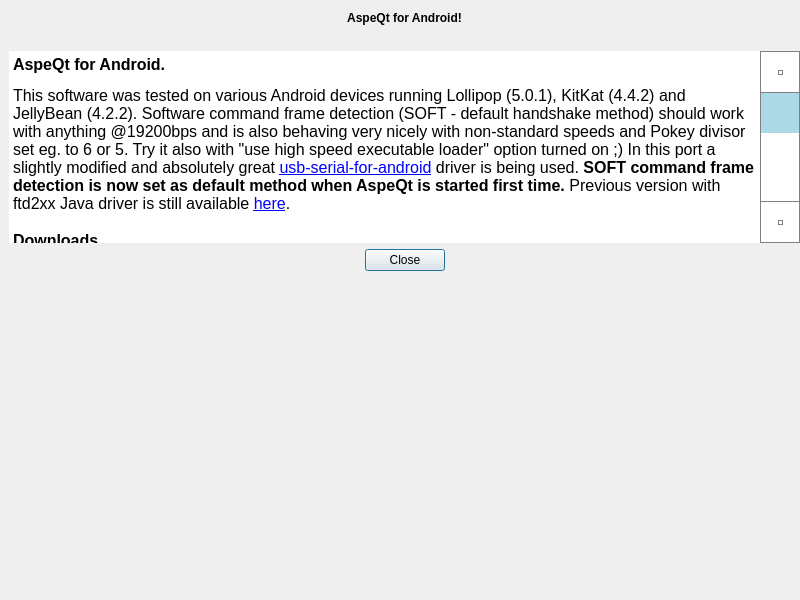
Above: aboutdialog.ui from greblus/aspeqt before the change. Below: the same form after it.
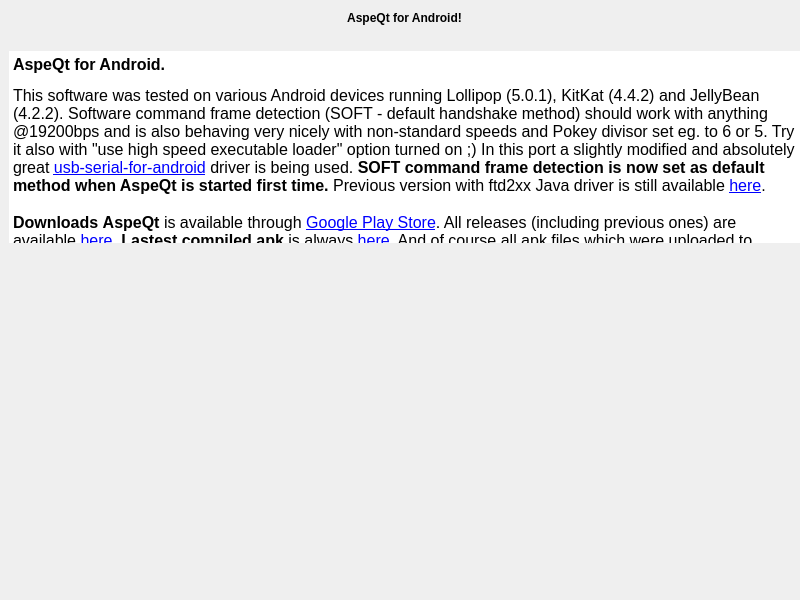
That is the form after the change.

Commit message: Single finger scroll. Added QScroller to optionsdialog, aboutdialog and users manual windows.

```diff
--- a/aboutdialog.ui
+++ b/aboutdialog.ui
@@ -48,22 +48,6 @@
      </property>
     </widget>
    </item>
-   <item row="5" column="0">
-    <widget class="QDialogButtonBox" name="buttonBox">
-     <property name="locale">
-      <locale language="English" country="UnitedStates"/>
-     </property>
-     <property name="orientation">
-      <enum>Qt::Horizontal</enum>
-     </property>
-     <property name="standardButtons">
-      <set>QDialogButtonBox::Close</set>
-     </property>
-     <property name="centerButtons">
-      <bool>true</bool>
-     </property>
-    </widget>
-   </item>
    <item row="1" column="0">
     <widget class="QLabel" name="versionLabel">
      <property name="sizePolicy">
@@ -92,7 +76,7 @@
      </property>
     </widget>
    </item>
-   <item row="6" column="0">
+   <item row="5" column="0">
     <spacer name="verticalSpacer">
      <property name="orientation">
       <enum>Qt::Vertical</enum>
@@ -155,7 +139,7 @@
       <enum>QFrame::NoFrame</enum>
      </property>
      <property name="verticalScrollBarPolicy">
-      <enum>Qt::ScrollBarAlwaysOn</enum>
+      <enum>Qt::ScrollBarAlwaysOff</enum>
      </property>
      <property name="horizontalScrollBarPolicy">
       <enum>Qt::ScrollBarAlwaysOff</enum>
@@ -167,18 +151,18 @@
 &lt;/style&gt;&lt;/head&gt;&lt;body style=&quot; font-family:'MS Shell Dlg 2'; font-size:8.25pt; font-weight:400; font-style:normal;&quot;&gt;
 &lt;p style=&quot; margin-top:18px; margin-bottom:12px; margin-left:0px; margin-right:0px; -qt-block-indent:0; text-indent:0px;&quot;&gt;&lt;span style=&quot; font-size:12pt; font-weight:600;&quot;&gt;AspeQt for Android.&lt;/span&gt;&lt;/p&gt;
 &lt;p style=&quot; margin-top:0px; margin-bottom:0px; margin-left:0px; margin-right:0px; -qt-block-indent:0; text-indent:0px;&quot;&gt;&lt;span style=&quot; font-size:12pt;&quot;&gt;This software was tested on various Android devices running Lollipop (5.0.1), KitKat (4.4.2) and JellyBean (4.2.2). Software command frame detection (SOFT - default handshake method) should work with anything @19200bps and is also behaving very nicely with non-standard speeds and Pokey divisor set eg. to 6 or 5. Try it also with &amp;quot;use high speed executable loader&amp;quot; option turned on ;) In this port a slightly modified and absolutely great &lt;/span&gt;&lt;a href=&quot;https://github.com/greblus/usb-serial-for-android&quot;&gt;&lt;span style=&quot; font-size:12pt; text-decoration: underline; color:#0000ff;&quot;&gt;usb-serial-for-android&lt;/span&gt;&lt;/a&gt;&lt;span style=&quot; font-size:12pt;&quot;&gt; driver is being used. &lt;/span&gt;&lt;span style=&quot; font-size:12pt; font-weight:600;&quot;&gt;SOFT command frame detection is now set as default method when AspeQt is started first time.&lt;/span&gt;&lt;span style=&quot; font-size:12pt;&quot;&gt; Previous version with ftd2xx Java driver is still available &lt;/span&gt;&lt;a href=&quot;https://github.com/greblus/aspeqt/tree/ftd2xx&quot;&gt;&lt;span style=&quot; font-size:12pt; text-decoration: underline; color:#0000ff;&quot;&gt;here&lt;/span&gt;&lt;/a&gt;&lt;span style=&quot; font-size:12pt;&quot;&gt;. &lt;/span&gt;&lt;/p&gt;
-&lt;p style=&quot; margin-top:18px; margin-bottom:12px; margin-left:0px; margin-right:0px; -qt-block-indent:0; text-indent:0px;&quot;&gt;&lt;span style=&quot; font-size:12pt; font-weight:600;&quot;&gt;Downloads&lt;/span&gt;&lt;span style=&quot; font-size:12pt;&quot;&gt; &lt;/span&gt;&lt;/p&gt;
-&lt;p style=&quot; margin-top:18px; margin-bottom:12px; margin-left:0px; margin-right:0px; -qt-block-indent:0; text-indent:0px;&quot;&gt;&lt;span style=&quot; font-size:12pt; font-weight:600;&quot;&gt;AspeQt&lt;/span&gt;&lt;span style=&quot; font-size:12pt;&quot;&gt; is available through &lt;/span&gt;&lt;a href=&quot;https://play.google.com/store/search?q=aspeqt&quot;&gt;&lt;span style=&quot; font-size:12pt; text-decoration: underline; color:#0000ff;&quot;&gt;Google Play Store&lt;/span&gt;&lt;/a&gt;&lt;span style=&quot; font-size:12pt;&quot;&gt;. All releases (including previous ones) are available &lt;/span&gt;&lt;a href=&quot;https://github.com/greblus/aspeqt/releases&quot;&gt;&lt;span style=&quot; font-size:12pt; text-decoration: underline; color:#0000ff;&quot;&gt;here&lt;/span&gt;&lt;/a&gt;&lt;span style=&quot; font-size:12pt;&quot;&gt;. &lt;/span&gt;&lt;span style=&quot; font-size:12pt; font-weight:600;&quot;&gt;Lastest compiled apk&lt;/span&gt;&lt;span style=&quot; font-size:12pt;&quot;&gt; is always &lt;/span&gt;&lt;a href=&quot;https://github.com/greblus/aspeqt/raw/android/android/apk/aspeqt.apk&quot;&gt;&lt;span style=&quot; font-size:12pt; text-decoration: underline; color:#0000ff;&quot;&gt;here&lt;/span&gt;&lt;/a&gt;&lt;span style=&quot; font-size:12pt;&quot;&gt;. And of course all apk files which were uploaded to android/apk can be found in the repo (there is a &amp;quot;Browse Files&amp;quot; button which will show you a snapshot of the repository at a time of the particular commit). What doesn't work yet? Loading atr files stalls occassionally in DSR handshaking mode. Haven't noticed it in SOFT mode. Hopefully Will fix it soon. &lt;/span&gt;&lt;/p&gt;
+&lt;p style=&quot; margin-top:18px; margin-bottom:12px; margin-left:0px; margin-right:0px; -qt-block-indent:0; text-indent:0px;&quot;&gt;&lt;span style=&quot; font-size:12pt; font-weight:600;&quot;&gt;Downloads&lt;/span&gt;&lt;span style=&quot; font-size:12pt;&quot;&gt; &lt;/span&gt;&lt;span style=&quot; font-size:12pt; font-weight:600;&quot;&gt;AspeQt&lt;/span&gt;&lt;span style=&quot; font-size:12pt;&quot;&gt; is available through &lt;/span&gt;&lt;a href=&quot;https://play.google.com/store/search?q=aspeqt&quot;&gt;&lt;span style=&quot; font-size:12pt; text-decoration: underline; color:#0000ff;&quot;&gt;Google Play Store&lt;/span&gt;&lt;/a&gt;&lt;span style=&quot; font-size:12pt;&quot;&gt;. All releases (including previous ones) are available &lt;/span&gt;&lt;a href=&quot;https://github.com/greblus/aspeqt/releases&quot;&gt;&lt;span style=&quot; font-size:12pt; text-decoration: underline; color:#0000ff;&quot;&gt;here&lt;/span&gt;&lt;/a&gt;&lt;span style=&quot; font-size:12pt;&quot;&gt;. &lt;/span&gt;&lt;span style=&quot; font-size:12pt; font-weight:600;&quot;&gt;Lastest compiled apk&lt;/span&gt;&lt;span style=&quot; font-size:12pt;&quot;&gt; is always &lt;/span&gt;&lt;a href=&quot;https://github.com/greblus/aspeqt/raw/android/android/apk/aspeqt.apk&quot;&gt;&lt;span style=&quot; font-size:12pt; text-decoration: underline; color:#0000ff;&quot;&gt;here&lt;/span&gt;&lt;/a&gt;&lt;span style=&quot; font-size:12pt;&quot;&gt;. And of course all apk files which were uploaded to android/apk can be found in the repo (there is a &amp;quot;Browse Files&amp;quot; button which will show you a snapshot of the repository at a time of the particular commit). What doesn't work yet? Loading atr files stalls occassionally in DSR handshaking mode. Haven't noticed it in SOFT mode. Hopefully Will fix it soon. &lt;/span&gt;&lt;/p&gt;
 &lt;p style=&quot; margin-top:18px; margin-bottom:12px; margin-left:0px; margin-right:0px; -qt-block-indent:0; text-indent:0px;&quot;&gt;&lt;span style=&quot; font-size:12pt; font-weight:600;&quot;&gt;What's necessary to use it:&lt;/span&gt;&lt;span style=&quot; font-size:12pt;&quot;&gt; &lt;/span&gt;&lt;/p&gt;
-&lt;ul style=&quot;margin-top: 0px; margin-bottom: 0px; margin-left: 0px; margin-right: 0px; -qt-list-indent: 1;&quot;&gt;&lt;li style=&quot; font-size:8pt;&quot; style=&quot; margin-top:12px; margin-bottom:0px; margin-left:0px; margin-right:0px; -qt-block-indent:0; text-indent:0px;&quot;&gt;&lt;span style=&quot; font-size:12pt;&quot;&gt;Android device with USB Host Support. Check USB Host Support with this tool. &lt;/span&gt;&lt;/li&gt;
-&lt;li style=&quot; font-size:12pt;&quot; style=&quot; margin-top:0px; margin-bottom:0px; margin-left:0px; margin-right:0px; -qt-block-indent:0; text-indent:0px;&quot;&gt;OTG cable. &lt;/li&gt;
-&lt;li style=&quot; font-size:12pt;&quot; style=&quot; margin-top:0px; margin-bottom:0px; margin-left:0px; margin-right:0px; -qt-block-indent:0; text-indent:0px;&quot;&gt;Sio2PC-USB converter. I recommend &lt;a href=&quot;http://lotharek.pl/product.php?pid=98&quot;&gt;&lt;span style=&quot; text-decoration: underline; color:#0000ff;&quot;&gt;this one made by Lotharek&lt;/span&gt;&lt;/a&gt;.&lt;/li&gt;
-&lt;li style=&quot; font-size:12pt;&quot; style=&quot; margin-top:0px; margin-bottom:0px; margin-left:0px; margin-right:0px; -qt-block-indent:0; text-indent:0px;&quot;&gt;AspeQt for Android should work on anything starting from 3.1. I've tested it on Lark FreeMe 8&amp;quot; Android 4.2.2 tablet, Kazam 345 &amp;amp; Kazam Tornado phones with KitKat 4.4, Lenovo Tab 2 A10-70L and Lenovo Tab 2 A7 tablets with Lollipop 5.0.1&lt;/li&gt;
-&lt;li style=&quot; font-size:12pt;&quot; style=&quot; margin-top:0px; margin-bottom:0px; margin-left:0px; margin-right:0px; -qt-block-indent:0; text-indent:0px;&quot;&gt;&lt;span style=&quot; font-weight:600;&quot;&gt;No root necessary.&lt;/span&gt;&lt;/li&gt;
-&lt;li style=&quot; font-size:12pt;&quot; style=&quot; margin-top:0px; margin-bottom:0px; margin-left:0px; margin-right:0px; -qt-block-indent:0; text-indent:0px;&quot;&gt;&lt;span style=&quot; font-weight:600;&quot;&gt;No drivers necessary.&lt;/span&gt; usb-serial-for-android java driver is in the package.&lt;/li&gt;
-&lt;li style=&quot; font-size:12pt;&quot; style=&quot; margin-top:0px; margin-bottom:12px; margin-left:0px; margin-right:0px; -qt-block-indent:0; text-indent:0px;&quot;&gt;After you connect the SIO2PC-USB to your Android device it'll automatically launch AspeQt. If you have SIO2PC-USB from Lotharek, select SOFT or DSR flow control method and set speed to 19200bps first, to see if it works at all. Feel free to experiment with higher speeds and Pokey divisors (HiSpeed OS, SDX or Qmeg is required for fast SIO routines).&lt;/li&gt;&lt;/ul&gt;
+&lt;ul style=&quot;margin-top: 0px; margin-bottom: 0px; margin-left: 0px; margin-right: 0px; -qt-list-indent: 1;&quot;&gt;&lt;li style=&quot; font-size:12pt;&quot; style=&quot; margin-top:12px; margin-bottom:0px; margin-left:0px; margin-right:0px; -qt-block-indent:0; text-indent:0px;&quot;&gt;Android device with USB Host Support. Check USB Host Support with this tool. &lt;/li&gt;
+&lt;li style=&quot; font-size:12pt;&quot; style=&quot; margin-top:0px; margin-bottom:0px; margin-left:0px; margin-right:0px; -qt-block-indent:0; text-indent:0px;&quot;&gt;OTG cable&lt;/li&gt;
+&lt;p style=&quot; margin-top:0px; margin-bottom:0px; margin-left:0px; margin-right:0px; -qt-block-indent:1; text-indent:0px;&quot;&gt;&lt;span style=&quot; font-size:12pt;&quot;&gt;. &lt;/span&gt;&lt;/p&gt;
+&lt;li style=&quot; font-size:12pt;&quot; style=&quot; margin-top:0px; margin-bottom:0px; margin-left:0px; margin-right:0px; -qt-block-indent:0; text-indent:0px;&quot;&gt;Sio2PC-USB converter. I recommend &lt;a href=&quot;http://lotharek.pl/product.php?pid=98&quot;&gt;&lt;span style=&quot; text-decoration: underline; color:#0000ff;&quot;&gt;this one made by Lotharek&lt;/span&gt;&lt;/a&gt;. &lt;/li&gt;
+&lt;li style=&quot; font-size:12pt;&quot; style=&quot; margin-top:0px; margin-bottom:0px; margin-left:0px; margin-right:0px; -qt-block-indent:0; text-indent:0px;&quot;&gt;AspeQt for Android should work on anything starting from 3.1. I've tested it on Lark FreeMe 8&amp;quot; Android 4.2.2 tablet, Kazam 345 &amp;amp; Kazam Tornado phones with KitKat 4.4, Lenovo Tab 2 A10-70L and Lenovo Tab 2 A7 tablets with Lollipop 5.0.1 &lt;/li&gt;
+&lt;li style=&quot; font-size:12pt;&quot; style=&quot; margin-top:0px; margin-bottom:0px; margin-left:0px; margin-right:0px; -qt-block-indent:0; text-indent:0px;&quot;&gt;&lt;span style=&quot; font-weight:600;&quot;&gt;No root necessary.&lt;/span&gt; &lt;/li&gt;
+&lt;li style=&quot; font-size:12pt;&quot; style=&quot; margin-top:0px; margin-bottom:0px; margin-left:0px; margin-right:0px; -qt-block-indent:0; text-indent:0px;&quot;&gt;&lt;span style=&quot; font-weight:600;&quot;&gt;No drivers necessary.&lt;/span&gt; usb-serial-for-android java driver is in the package. &lt;/li&gt;
+&lt;li style=&quot; font-size:12pt;&quot; style=&quot; margin-top:0px; margin-bottom:12px; margin-left:0px; margin-right:0px; -qt-block-indent:0; text-indent:0px;&quot;&gt;After you connect the SIO2PC-USB to your Android device it'll automatically launch AspeQt. If you have SIO2PC-USB from Lotharek, select SOFT or DSR flow control method and set speed to 19200bps first, to see if it works at all. Feel free to experiment with higher speeds and Pokey divisors (HiSpeed OS, SDX or Qmeg is required for fast SIO routines). &lt;/li&gt;&lt;/ul&gt;
 &lt;p style=&quot; margin-top:0px; margin-bottom:0px; margin-left:0px; margin-right:0px; -qt-block-indent:0; text-indent:0px;&quot;&gt;&lt;span style=&quot; font-size:12pt;&quot;&gt;Alternatively (on an unmodified Atari) it's enough to mount the folder with xex files and copy these two files: $boot.bin and picodos.sys which can be dowloaded &lt;/span&gt;&lt;a href=&quot;https://github.com/greblus/aspeqt/tree/android/%24bootpic&quot;&gt;&lt;span style=&quot; font-size:12pt; text-decoration: underline; color:#0000ff;&quot;&gt;from here&lt;/span&gt;&lt;/a&gt;&lt;span style=&quot; font-size:12pt;&quot;&gt;. This way all xex files, e.g. just downloaded from the internet on your mobile or tablet) to some mounted folder eg. Download/Atari can be nicely loaded in high speed using MyPicoDos. All you have to do is to boot your Atari from this folder. Speed greatly depends on your CPU possibilities and I/O performance, but Pokey divisor 6 works nicely on dual core 1.2GHz RK3066. &lt;/span&gt;&lt;/p&gt;
-&lt;p style=&quot; margin-top:16px; margin-bottom:12px; margin-left:0px; margin-right:0px; -qt-block-indent:0; text-indent:0px;&quot;&gt;&lt;a href=&quot;https://www.youtube.com/watch?v=GEkwZM_Cr_M&amp;amp;list=PL_0_k9JuZLPiox8zAklF3qvG3SbsZ08g8&quot;&gt;&lt;span style=&quot; font-size:12pt; text-decoration: underline; color:#0000ff;&quot;&gt;Videos of AspeQt on Android&lt;/span&gt;&lt;/a&gt;&lt;span style=&quot; font-size:12pt;&quot;&gt; &lt;/span&gt;&lt;/p&gt;
+&lt;p style=&quot; margin-top:16px; margin-bottom:12px; margin-left:0px; margin-right:0px; -qt-block-indent:0; text-indent:0px;&quot;&gt;&lt;a href=&quot;https://www.youtube.com/watch?v=GEkwZM_Cr_M&amp;amp;list=PL_0_k9JuZLPiox8zAklF3qvG3SbsZ08g8&quot;&gt;&lt;span style=&quot; font-size:12pt; font-weight:600; text-decoration: underline; color:#0000ff;&quot;&gt;Videos of AspeQt on Android&lt;/span&gt;&lt;/a&gt;&lt;span style=&quot; font-size:12pt;&quot;&gt; &lt;/span&gt;&lt;/p&gt;
 &lt;p style=&quot; margin-top:18px; margin-bottom:12px; margin-left:0px; margin-right:0px; -qt-block-indent:0; text-indent:0px;&quot;&gt;&lt;span style=&quot; font-size:12pt; font-weight:600;&quot;&gt;Summary&lt;/span&gt;&lt;/p&gt;
 &lt;p style=&quot; margin-top:0px; margin-bottom:0px; margin-left:0px; margin-right:0px; -qt-block-indent:0; text-indent:0px;&quot;&gt;&lt;span style=&quot; font-size:12pt;&quot;&gt;AspeQt emulates Atari SIO peripherals when connected to an Atari 8-bit computer with an SIO2PC cable. In that respect it's similar to programs like APE and Atari810. The main difference is that it's free (unlike APE) and it's cross-platform (unlike Atari810 and APE). &lt;/span&gt;&lt;/p&gt;
 &lt;p style=&quot; margin-top:18px; margin-bottom:12px; margin-left:0px; margin-right:0px; -qt-block-indent:0; text-indent:0px;&quot;&gt;&lt;span style=&quot; font-size:12pt; font-weight:600;&quot;&gt;License (see license.txt file for more details)&lt;/span&gt;&lt;/p&gt;
@@ -186,7 +170,9 @@
 &lt;p style=&quot; margin-top:18px; margin-bottom:12px; margin-left:0px; margin-right:0px; -qt-block-indent:0; text-indent:0px;&quot;&gt;&lt;span style=&quot; font-size:12pt; font-weight:600;&quot;&gt;Questions about this Android port? Drop me an e-mail ;)&lt;/span&gt;&lt;/p&gt;
 &lt;p style=&quot; margin-top:0px; margin-bottom:0px; margin-left:0px; margin-right:0px; -qt-block-indent:0; text-indent:0px;&quot;&gt;&lt;span style=&quot; font-size:12pt;&quot;&gt;Wiktor Grebla: &lt;/span&gt;&lt;a href=&quot;mailto:greblus@gmail.com&quot;&gt;&lt;span style=&quot; font-size:12pt; text-decoration: underline; color:#0000ff;&quot;&gt;greblus@gmail.com&lt;/span&gt;&lt;/a&gt;&lt;span style=&quot; font-size:12pt;&quot;&gt; &lt;/span&gt;&lt;/p&gt;
 &lt;p style=&quot; margin-top:18px; margin-bottom:12px; margin-left:0px; margin-right:0px; -qt-block-indent:0; text-indent:0px;&quot;&gt;&lt;span style=&quot; font-size:12pt; font-weight:600;&quot;&gt;SIO2PC-USB adapters:&lt;/span&gt;&lt;/p&gt;
-&lt;p style=&quot; margin-top:0px; margin-bottom:0px; margin-left:0px; margin-right:0px; -qt-block-indent:0; text-indent:0px;&quot;&gt;&lt;span style=&quot; font-size:12pt;&quot;&gt;For SIO2PC-USB hardware purchase visit: &lt;/span&gt;&lt;a href=&quot;http://www.lotharek.pl&quot;&gt;&lt;span style=&quot; font-size:12pt; text-decoration: underline; color:#0000ff;&quot;&gt;www.lotharek.pl&lt;/span&gt;&lt;/a&gt;&lt;span style=&quot; font-size:12pt;&quot;&gt; or: &lt;/span&gt;&lt;a href=&quot;http://www.atari8warez.com&quot;&gt;&lt;span style=&quot; font-size:12pt; text-decoration: underline; color:#0000ff;&quot;&gt;http://www.atari8warez.com/&lt;/span&gt;&lt;/a&gt;&lt;span style=&quot; font-size:12pt;&quot;&gt; &lt;/span&gt;&lt;/p&gt;&lt;/body&gt;&lt;/html&gt;</string>
+&lt;p style=&quot; margin-top:0px; margin-bottom:0px; margin-left:0px; margin-right:0px; -qt-block-indent:0; text-indent:0px;&quot;&gt;&lt;span style=&quot; font-size:12pt;&quot;&gt;For SIO2PC-USB hardware purchase visit: &lt;/span&gt;&lt;a href=&quot;www.lotharek.pl&quot;&gt;&lt;span style=&quot; font-size:12pt; text-decoration: underline; color:#0000ff;&quot;&gt;www.lotharek.pl&lt;/span&gt;&lt;/a&gt;&lt;span style=&quot; font-size:12pt;&quot;&gt; or: &lt;/span&gt;&lt;a href=&quot;http://www.atari8warez.com/&quot;&gt;&lt;span style=&quot; font-size:12pt; text-decoration: underline; color:#0000ff;&quot;&gt;http://www.atari8warez.com/&lt;/span&gt;&lt;/a&gt;&lt;span style=&quot; font-size:12pt;&quot;&gt; &lt;/span&gt;&lt;/p&gt;
+&lt;p style=&quot;-qt-paragraph-type:empty; margin-top:0px; margin-bottom:0px; margin-left:0px; margin-right:0px; -qt-block-indent:0; text-indent:0px; font-size:12pt;&quot;&gt;&lt;br /&gt;&lt;/p&gt;
+&lt;p style=&quot;-qt-paragraph-type:empty; margin-top:0px; margin-bottom:0px; margin-left:0px; margin-right:0px; -qt-block-indent:0; text-indent:0px; font-size:12pt;&quot;&gt;&lt;br /&gt;&lt;/p&gt;&lt;/body&gt;&lt;/html&gt;</string>
      </property>
      <property name="textInteractionFlags">
       <set>Qt::LinksAccessibleByKeyboard|Qt::LinksAccessibleByMouse</set>
```
Left out of the diff: 35 changed lines with no effect on the pictures. The commit also changes 8 other files.
